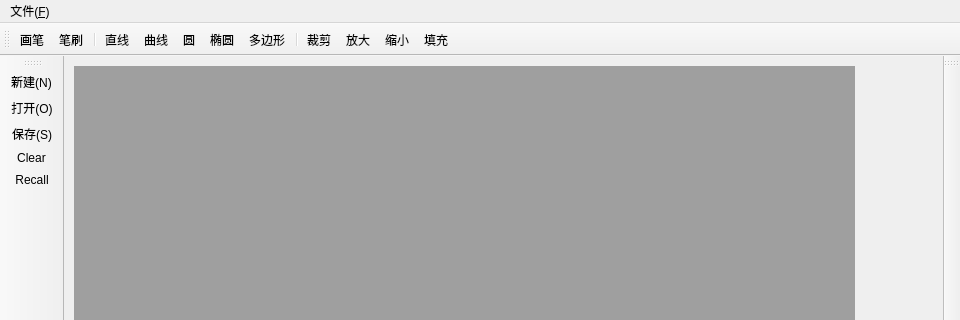
Qt form mainwindow.ui (Tsunaou/GraphicsYoung) before a commit; both pictures show x 0 to 960 and y 0 to 320 of the 960 by 600 pixel window.
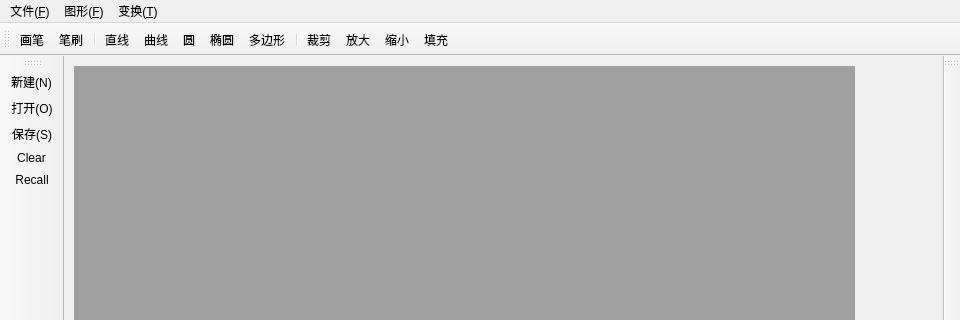
The same form after that commit. Icons and pictures are not drawn.

What changed in the file:
```diff
--- a/mainwindow.ui
+++ b/mainwindow.ui
@@ -48,7 +48,27 @@
     <addaction name="actionOpen"/>
     <addaction name="actionSave"/>
    </widget>
+   <widget class="QMenu" name="menu_2">
+    <property name="title">
+     <string>图形(&amp;F)</string>
+    </property>
+    <addaction name="actionLine"/>
+    <addaction name="actionCurve"/>
+    <addaction name="actionCycle"/>
+    <addaction name="actionEllipse"/>
+    <addaction name="actionPolygon"/>
+   </widget>
+   <widget class="QMenu" name="menu_T">
+    <property name="title">
+     <string>变换(&amp;T)</string>
+    </property>
+    <addaction name="actionBigger"/>
+    <addaction name="actionSmaller"/>
+    <addaction name="actionCutter"/>
+   </widget>
    <addaction name="menu"/>
+   <addaction name="menu_2"/>
+   <addaction name="menu_T"/>
   </widget>
   <widget class="QToolBar" name="mainToolBar">
    <property name="toolButtonStyle">
```
